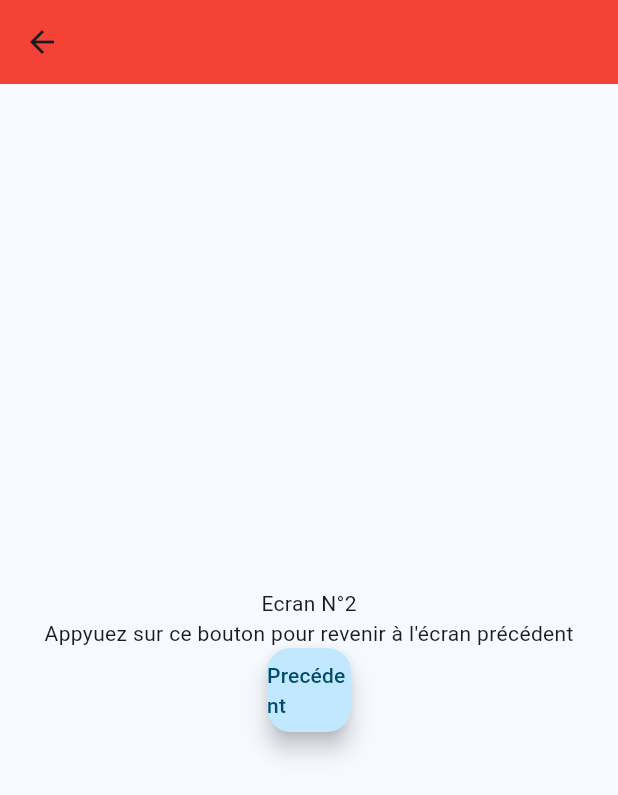
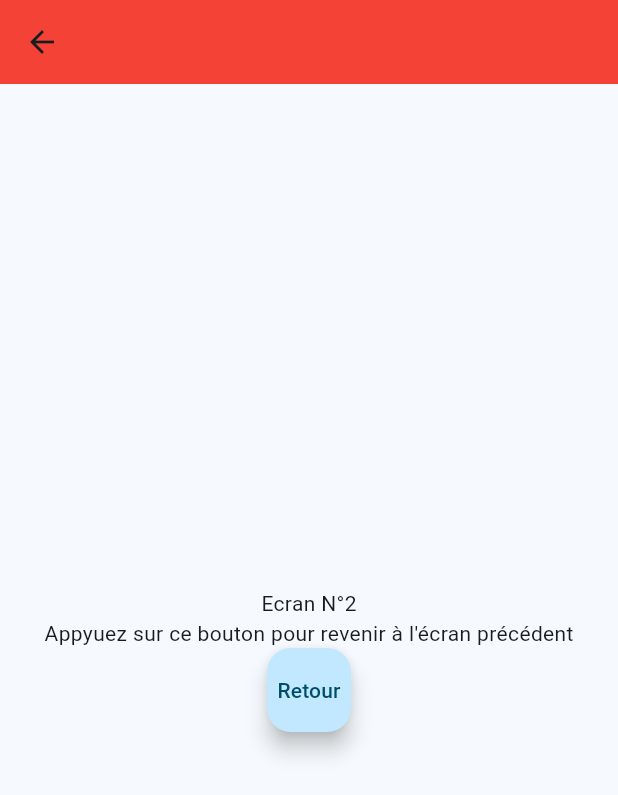
Before and after one commit to stanSIO2/TP2-app, a Flutter app: the MySecondPage screen opened directly with empty values, on a phone screen of 412 x 824 dp. Shown: the top 795 px of the screen. Run offline on Flutter 3.47's test engine with Material 3 defaults, Android fonts, the phone set to English and light mode, and no system bars.

Commit message:
MAJ TP2 Flutter

```diff
--- a/lib/Projet-2.dart
+++ b/lib/Projet-2.dart
@@ -158,7 +158,7 @@ class _MySecondPageState extends State<MySecondPage> {
             FloatingActionButton(onPressed: (){
                 Navigator.pop(context);
                 },
-                child: const Text("Precédent"),)
+                child: const Text("Retour"),)
           ],
         ),
       ),
```
